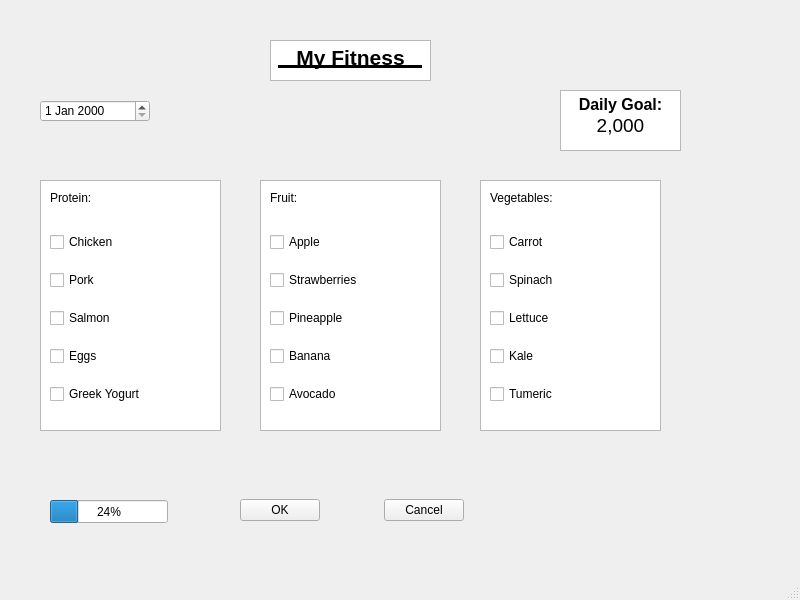
This is ui/main_ui.ui in rodar024/My_Fitness_APP as Qt 5 draws it before an edit. The edited form follows.
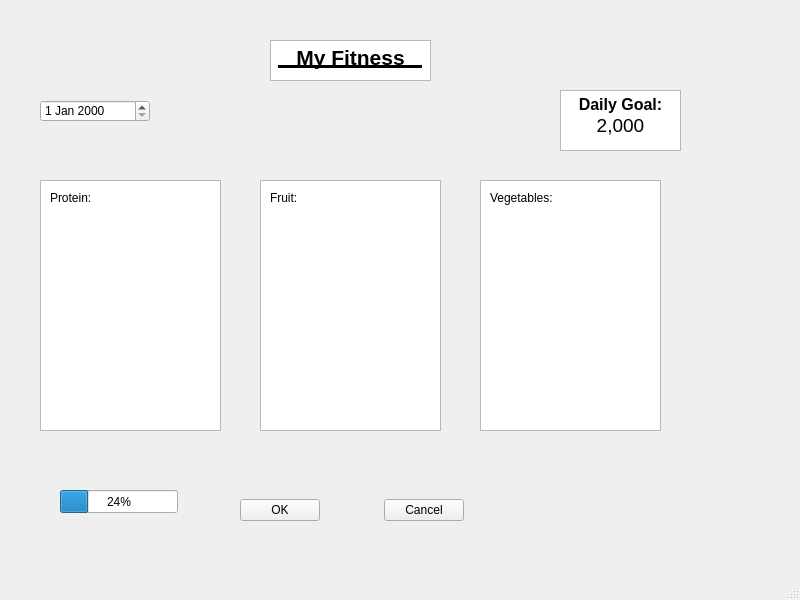
This is the edited form.

Commit message: Updated the food list. generated a progress bar and allowed the ok button to establish how many calories are left over and if we are over our goal.

```diff
--- a/ui/main_ui.ui
+++ b/ui/main_ui.ui
@@ -97,43 +97,7 @@
       <height>201</height>
      </rect>
     </property>
-    <layout class="QVBoxLayout" name="verticalLayout">
-     <item>
-      <widget class="QCheckBox" name="checkBox">
-       <property name="text">
-        <string>Chicken</string>
-       </property>
-      </widget>
-     </item>
-     <item>
-      <widget class="QCheckBox" name="checkBox_3">
-       <property name="text">
-        <string>Pork</string>
-       </property>
-      </widget>
-     </item>
-     <item>
-      <widget class="QCheckBox" name="checkBox_5">
-       <property name="text">
-        <string>Salmon</string>
-       </property>
-      </widget>
-     </item>
-     <item>
-      <widget class="QCheckBox" name="checkBox_2">
-       <property name="text">
-        <string>Eggs</string>
-       </property>
-      </widget>
-     </item>
-     <item>
-      <widget class="QCheckBox" name="checkBox_4">
-       <property name="text">
-        <string>Greek Yogurt</string>
-       </property>
-      </widget>
-     </item>
-    </layout>
+    <layout class="QVBoxLayout" name="verticalLayout"/>
    </widget>
    <widget class="QListView" name="listView_2">
     <property name="geometry">
@@ -177,43 +141,7 @@
       <height>201</height>
      </rect>
     </property>
-    <layout class="QVBoxLayout" name="verticalLayout_2">
-     <item>
-      <widget class="QCheckBox" name="checkBox_6">
-       <property name="text">
-        <string>Apple</string>
-       </property>
-      </widget>
-     </item>
-     <item>
-      <widget class="QCheckBox" name="checkBox_7">
-       <property name="text">
-        <string>Strawberries</string>
-       </property>
-      </widget>
-     </item>
-     <item>
-      <widget class="QCheckBox" name="checkBox_8">
-       <property name="text">
-        <string>Pineapple</string>
-       </property>
-      </widget>
-     </item>
-     <item>
-      <widget class="QCheckBox" name="checkBox_9">
-       <property name="text">
-        <string>Banana</string>
-       </property>
-      </widget>
-     </item>
-     <item>
-      <widget class="QCheckBox" name="checkBox_10">
-       <property name="text">
-        <string>Avocado</string>
-       </property>
-      </widget>
-     </item>
-    </layout>
+    <layout class="QVBoxLayout" name="verticalLayout_2"/>
    </widget>
    <widget class="QWidget" name="verticalLayoutWidget_3">
     <property name="geometry">
@@ -224,43 +152,7 @@
       <height>201</height>
      </rect>
     </property>
-    <layout class="QVBoxLayout" name="verticalLayout_3">
-     <item>
-      <widget class="QCheckBox" name="checkBox_11">
-       <property name="text">
-        <string>Carrot</string>
-       </property>
-      </widget>
-     </item>
-     <item>
-      <widget class="QCheckBox" name="checkBox_12">
-       <property name="text">
-        <string>Spinach</string>
-       </property>
-      </widget>
-     </item>
-     <item>
-      <widget class="QCheckBox" name="checkBox_13">
-       <property name="text">
-        <string>Lettuce</string>
-       </property>
-      </widget>
-     </item>
-     <item>
-      <widget class="QCheckBox" name="checkBox_14">
-       <property name="text">
-        <string>Kale</string>
-       </property>
-      </widget>
-     </item>
-     <item>
-      <widget class="QCheckBox" name="checkBox_15">
-       <property name="text">
-        <string>Tumeric</string>
-       </property>
-      </widget>
-     </item>
-    </layout>
+    <layout class="QVBoxLayout" name="verticalLayout_3"/>
    </widget>
    <widget class="QLabel" name="label_3">
     <property name="geometry">
@@ -447,8 +339,8 @@
    <widget class="QProgressBar" name="progressBar">
     <property name="geometry">
      <rect>
-      <x>50</x>
-      <y>500</y>
+      <x>60</x>
+      <y>490</y>
       <width>118</width>
       <height>23</height>
      </rect>
```
The commit also changes 3 other files.
